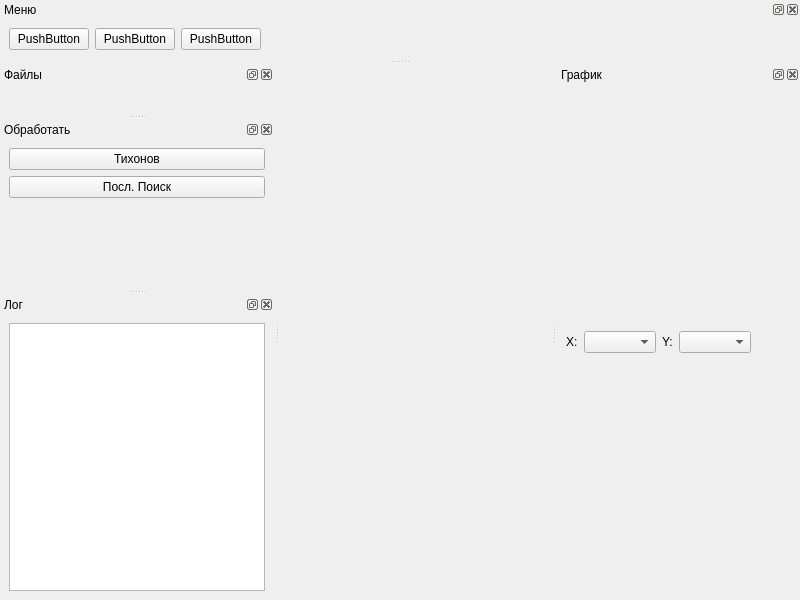
Dm1stry/pyNMR_Processing, file mainwindow.ui: the form before one commit.
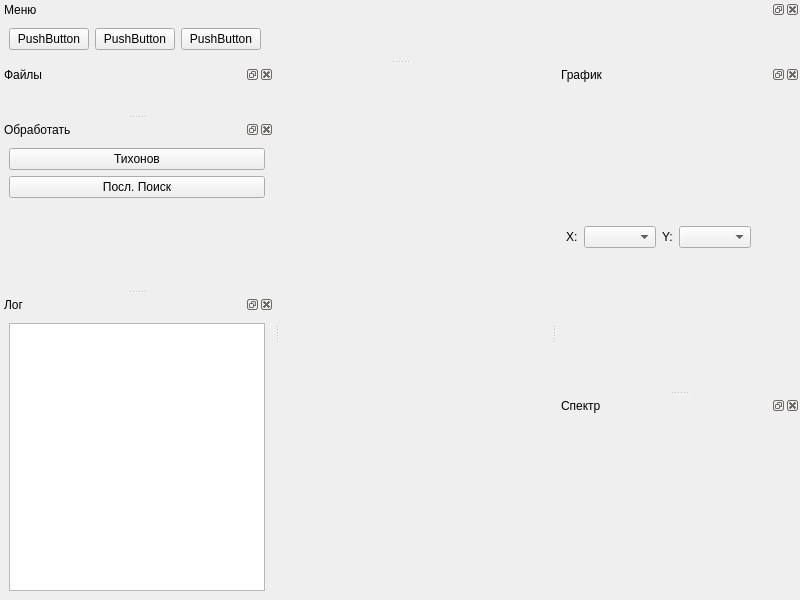
The form after the commit.

Commit message: class MPL_element added

```diff
--- a/mainwindow.ui
+++ b/mainwindow.ui
@@ -148,6 +148,21 @@
     </layout>
    </widget>
   </widget>
+  <widget class="QDockWidget" name="spectrum_dock">
+   <property name="windowTitle">
+    <string>Спектр</string>
+   </property>
+   <attribute name="dockWidgetArea">
+    <number>2</number>
+   </attribute>
+   <widget class="QWidget" name="dockWidgetContents_2">
+    <layout class="QVBoxLayout" name="verticalLayout_4">
+     <item>
+      <layout class="QVBoxLayout" name="spectrum_layout"/>
+     </item>
+    </layout>
+   </widget>
+  </widget>
   <widget class="QDockWidget" name="log_dock">
    <property name="windowTitle">
     <string>Лог</string>
```
The commit also changes 1 other file.
